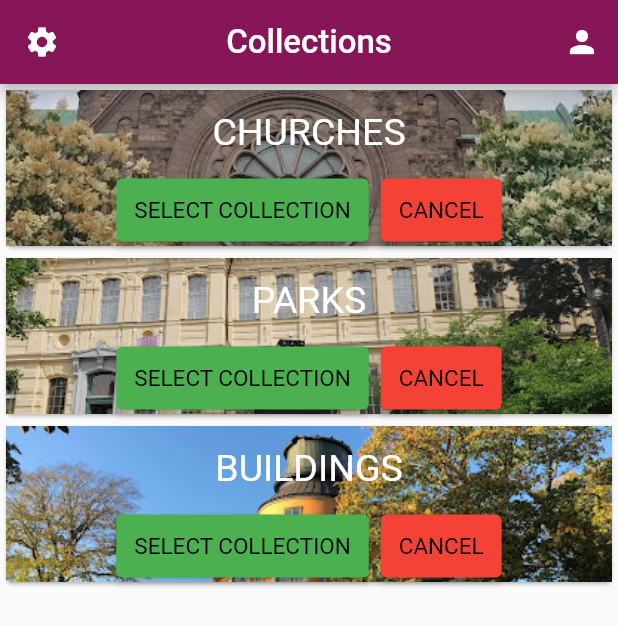
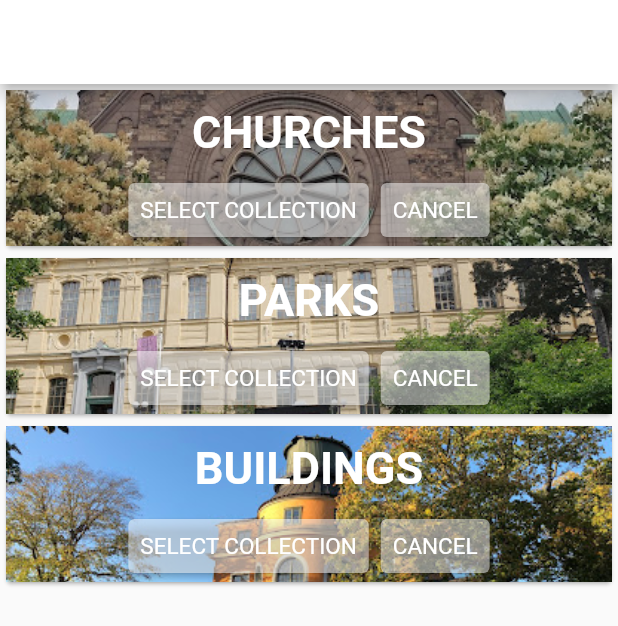
Before and after one commit to erikgust2/photo_quest, a Flutter app: the CollectionsPage screen opened directly, on a phone screen of 412 x 824 dp. Shown: the top 626 px of the screen. Run offline on Flutter 3.47's test engine with Material 2 defaults, Android fonts, the phone set to English and light mode, and no system bars; our stand-ins replace cloud_firestore, firebase_auth, firebase_core, firebase_storage, font_awesome_flutter, geolocator and 4 more; accounts and stored records are empty; statements that could not run were skipped.

Commit message:
Design changes

```diff
--- a/lib/completed_quests.dart
+++ b/lib/completed_quests.dart
@@ -34,10 +34,10 @@ class QuestCompleted extends StatelessWidget{
                   children: <Widget>[
                     ListTile(
                       title: Text(item.name,
-                        style: TextStyle(fontSize: 25, color: Colors.black),
+                        style: TextStyle(fontSize: 35, color: Colors.white, fontWeight: FontWeight.bold,),
                         textAlign: TextAlign.center,),
                       subtitle: Text(item.description,
-                        style: TextStyle(fontSize: 12, color: Colors.black),
+                        style: TextStyle(fontSize: 15, color: Colors.white),
                         textAlign: TextAlign.center,),
                     ),
                     Row(
--- a/lib/golden_hour.dart
+++ b/lib/golden_hour.dart
@@ -2,6 +2,8 @@ import 'dart:async';
 import 'package:flutter/material.dart';
 import 'package:http/http.dart' as http;
 import 'dart:convert';
+
+import 'package:photo_quest/themes.dart';
 
 class GoldenHour {
   GoldenHour({
@@ -49,7 +51,7 @@ class GoldenHour {
         minuteZero +
         '${correctTime.minute}';
 
-    return Text("Next golden hour: " + nextGoldenHour.toString());
+    return Text("Next golden hour: " + nextGoldenHour.toString(),style: TextStyle(fontSize: 12, color: VANILLA_ICE));
   }
 }
 
@@ -89,7 +91,7 @@ class GoldenHourState extends State<GoldenHourController> {
   @override
   Widget build(BuildContext context) {
     if(friend == null) {
-      return Text("loading...");
+      return Text("loading...", style: TextStyle(fontSize: 12,));
     }
     return  friend.buildTitle(context);
   }
--- a/lib/main.dart
+++ b/lib/main.dart
@@ -131,7 +131,8 @@ class MyStatefulWidget extends State<MainScreen> {
           ),
         ],
         currentIndex: _selectedIndex,
-        selectedItemColor: Colors.white70,
+        unselectedItemColor: PANSY_PURPLE.withOpacity(0.4),
+        selectedItemColor: PANSY_PURPLE,
         onTap: onItemTapped,
       ),
     );
--- a/lib/quest_collections.dart
+++ b/lib/quest_collections.dart
@@ -2,6 +2,7 @@ import 'package:flutter/material.dart';
 import 'package:photo_quest/generated/l10n.dart';
 import 'package:photo_quest/profile.dart';
 import 'package:photo_quest/quest_list_view.dart';
+import 'package:photo_quest/themes.dart';
 
 import 'main.dart';
 import 'quest_list.dart';
@@ -86,7 +87,7 @@ class _MyTabbedPageState extends State<CollectionsPage> with SingleTickerProvide
                     children: <Widget>[
                       ListTile(
                           title: Text("CHURCHES",
-                            style: TextStyle(fontSize: 25, color: Colors.white),
+                            style: TextStyle(fontSize: 30, fontWeight: FontWeight.w700, color: Colors.white),
                             textAlign: TextAlign.center,)
                       ),
                       Row(
@@ -96,7 +97,7 @@ class _MyTabbedPageState extends State<CollectionsPage> with SingleTickerProvide
                           ElevatedButton(
                               child: const Text('SELECT COLLECTION',
                                 style: TextStyle(fontSize: 15, color: Colors
-                                    .black),),
+                                    .white),),
                               onPressed: () {
                                 setState(() {
                                   QuestNodeList().selectAll("kyrka");
@@ -105,24 +106,24 @@ class _MyTabbedPageState extends State<CollectionsPage> with SingleTickerProvide
                                     builder: (context)=> const MainScreen()));
                               },
                               style: TextButton.styleFrom(
-                                  padding: const EdgeInsets.all(12.0),
+                                  padding: const EdgeInsets.all(8.0),
                                   primary: Colors.black,
                                   textStyle: const TextStyle(fontSize: 15),
-                                  backgroundColor: Colors.green
+                                  backgroundColor: Colors.white.withOpacity(0.5)
                               )
                           ),const SizedBox(width: 8),
                           ElevatedButton(
                               child: const Text('CANCEL',
                                 style: TextStyle(fontSize: 15, color: Colors
-                                    .black),),
+                                    .white),),
                               onPressed: () {
                                 QuestNodeList().deselectAll("kyrka");
                               },
                               style: TextButton.styleFrom(
-                                  padding: const EdgeInsets.all(12.0),
-                                  primary: Colors.black,
+                                  padding: const EdgeInsets.all(8.0),
+                                  primary: Colors.white,
                                   textStyle: const TextStyle(fontSize: 15),
-                                  backgroundColor: Colors.red
+                                  backgroundColor: Colors.white.withOpacity(0.5)
                               )
                           ),
                           const SizedBox(width: 8),
@@ -143,7 +144,7 @@ class _MyTabbedPageState extends State<CollectionsPage> with SingleTickerProvide
                     children: <Widget>[
                       ListTile(
                           title: Text("PARKS",
-                            style: TextStyle(fontSize: 25, color: Colors.white),
+                            style: TextStyle(fontSize: 30, fontWeight: FontWeight.w700, color: Colors.white),
                             textAlign: TextAlign.center,)
                       ),
                       Row(
@@ -153,7 +154,7 @@ class _MyTabbedPageState extends State<CollectionsPage> with SingleTickerProvide
                           ElevatedButton(
                               child: const Text('SELECT COLLECTION',
                                 style: TextStyle(fontSize: 15, color: Colors
-                                    .black),),
+                                    .white),),
                               onPressed: () {
                                 setState(() {
                                   QuestNodeList().selectAll("park");
@@ -162,24 +163,24 @@ class _MyTabbedPageState extends State<CollectionsPage> with SingleTickerProvide
                                     builder: (context)=> const MainScreen()));
                               },
                               style: TextButton.styleFrom(
-                                  padding: const EdgeInsets.all(12.0),
-                                  primary: Colors.black,
+                                  padding: const EdgeInsets.all(8.0),
+                                  primary: Colors.white,
                                   textStyle: const TextStyle(fontSize: 15),
-                                  backgroundColor: Colors.green
+                                  backgroundColor: Colors.white.withOpacity(0.5)
                               )
                           ),const SizedBox(width: 8),
                           ElevatedButton(
                               child: const Text('CANCEL',
                                 style: TextStyle(fontSize: 15, color: Colors
-                                    .black),),
+                                    .white),),
                               onPressed: () {
                                 QuestNodeList().deselectAll("park");
                               },
                               style: TextButton.styleFrom(
-                                  padding: const EdgeInsets.all(12.0),
-                                  primary: Colors.black,
+                                  padding: const EdgeInsets.all(8.0),
+                                  primary: Colors.white,
                                   textStyle: const TextStyle(fontSize: 15),
-                                  backgroundColor: Colors.red
+                                  backgroundColor: Colors.white.withOpacity(0.5)
                               )
                           ),
                           const SizedBox(width: 8),
@@ -200,7 +201,7 @@ class _MyTabbedPageState extends State<CollectionsPage> with SingleTickerProvide
                     children: <Widget>[
                       ListTile(
                           title: Text("BUILDINGS",
-                            style: TextStyle(fontSize: 25, color: Colors.white),
+                            style: TextStyle(fontSize: 30, fontWeight: FontWeight.w700, color: Colors.white),
                             textAlign: TextAlign.center,)
                       ),
                       Row(
@@ -210,7 +211,7 @@ class _MyTabbedPageState extends State<CollectionsPage> with SingleTickerProvide
                           ElevatedButton(
                               child: const Text('SELECT COLLECTION',
                                 style: TextStyle(fontSize: 15, color: Colors
-                                    .black),),
+                                    .white),),
                               onPressed: () {
                                 setState(() {
                                   QuestNodeList().selectAll("byggnad");
@@ -219,25 +220,25 @@ class _MyTabbedPageState extends State<CollectionsPage> with SingleTickerProvide
                                     builder: (context)=> const MainScreen()));
                               },
                               style: TextButton.styleFrom(
-                                  padding: const EdgeInsets.all(12.0),
-                                  primary: Colors.black,
+                                  padding: const EdgeInsets.all(8.0),
+                                  primary: Colors.white,
                                   textStyle: const TextStyle(fontSize: 15),
-                                  backgroundColor: Colors.green
+                                  backgroundColor: Colors.white.withOpacity(0.5)
                               )
                           ),
                           const SizedBox(width: 8),
                           ElevatedButton(
                               child: const Text('CANCEL',
                                 style: TextStyle(fontSize: 15, color: Colors
-                                    .black),),
+                                    .white),),
                               onPressed: () {
                                 QuestNodeList().deselectAll("byggnad");
                               },
                               style: TextButton.styleFrom(
-                                  padding: const EdgeInsets.all(12.0),
-                                  primary: Colors.black,
+                                  padding: const EdgeInsets.all(8.0),
+                                  primary: Colors.white,
                                   textStyle: const TextStyle(fontSize: 15),
-                                  backgroundColor: Colors.red
+                                  backgroundColor: Colors.white.withOpacity(0.5)
                               )
                           ),
                           const SizedBox(width: 8),
--- a/lib/themes.dart
+++ b/lib/themes.dart
@@ -2,7 +2,7 @@ import 'package:flutter/material.dart';
 
 const VANILLA_ICE = Color.fromRGBO(255, 160, 190, 1);
 const PANSY_PURPLE = Color.fromRGBO(134, 22, 87, 1 );
-const OLD_LACE = Color.fromRGBO(247, 243, 277, 1);
+const OLD_LACE = Color.fromRGBO(247, 243, 227, 1);
 const WINTERGREEN_DREAM = Color.fromRGBO(79, 132, 117, 1);
 const CADET = Color.fromRGBO(79, 109, 122, 1);
 
@@ -10,11 +10,11 @@ ThemeData lightTheme = ThemeData(
   brightness: Brightness.light,
 
   appBarTheme: const AppBarTheme(
-      color: PANSY_PURPLE
+      color: Colors.white
   ),
 
   bottomNavigationBarTheme: const BottomNavigationBarThemeData(
-    backgroundColor: VANILLA_ICE,
+    backgroundColor: Colors.white,
   ),
 
 );
```
Also changed, not shown: lib/quest_list_view.dart (+5 -3 lines), lib/quest_tab.dart (+5 -6 lines), lib/quest_view.dart (+27 -15 lines), pubspec.lock.
